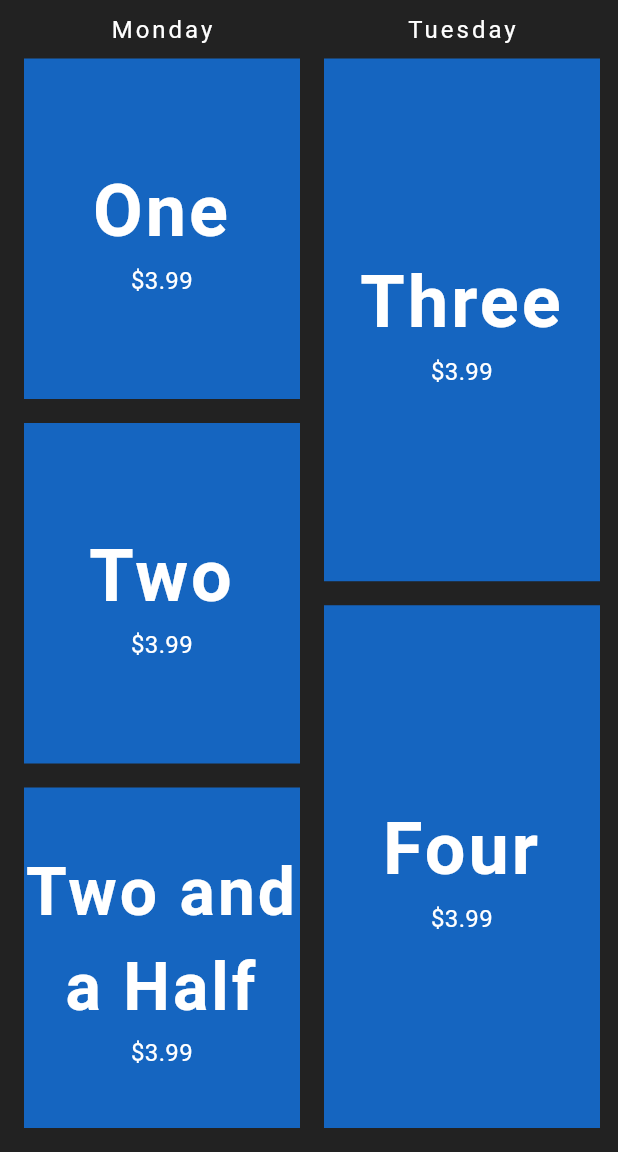
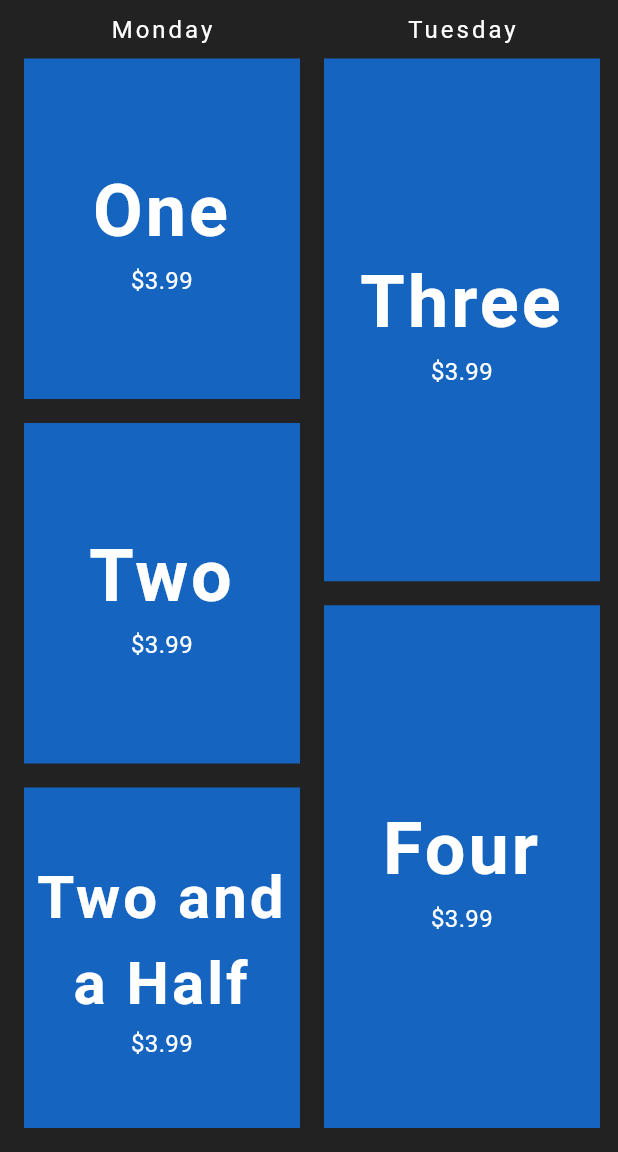
Before and after one commit to Shuflduf/JCS-Cravens, a Flutter app: the screen it shows after launch, on a phone screen of 412 x 824 dp, the part 84-1236 px from its top. Run offline on Flutter 3.47's test engine with Material 3 defaults, Android fonts, the phone set to English and light mode, and no system bars; drawn by our look-alikes of auto_size_text; Roboto replaces fonts that are missing (RobotoMono).

Commit message:
make text have padding

```diff
--- a/frontend/lib/menu_item.dart
+++ b/frontend/lib/menu_item.dart
@@ -24,6 +24,7 @@ class MenuItemState extends State<MenuItem> {
       child: Container(
         color: widget.highlighted ? Colors.blue[400] : Colors.blue[800],
         width: 400,
+        padding: const EdgeInsets.all(8.0),
         child: Center(
           child: Column(
             mainAxisAlignment: MainAxisAlignment.center,
```
